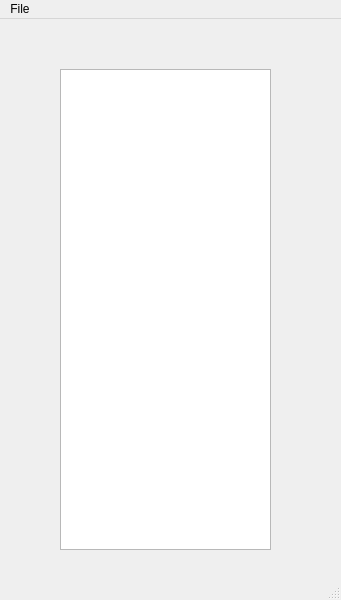
The window that mainwindow.ui (forestgril2/january2022_test) describes before a commit, drawn with Qt 5.
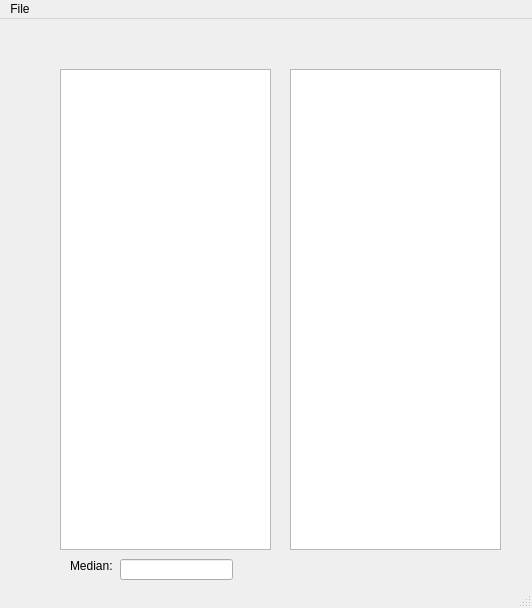
The same window after the commit.

```diff
--- a/mainwindow.ui
+++ b/mainwindow.ui
@@ -6,8 +6,8 @@
    <rect>
     <x>0</x>
     <y>0</y>
-    <width>341</width>
-    <height>600</height>
+    <width>532</width>
+    <height>608</height>
    </rect>
   </property>
   <property name="windowTitle">
@@ -24,13 +24,46 @@
      </rect>
     </property>
    </widget>
+   <widget class="QLabel" name="label">
+    <property name="geometry">
+     <rect>
+      <x>70</x>
+      <y>540</y>
+      <width>47</width>
+      <height>13</height>
+     </rect>
+    </property>
+    <property name="text">
+     <string>Median:</string>
+    </property>
+   </widget>
+   <widget class="QLineEdit" name="lineEdit">
+    <property name="geometry">
+     <rect>
+      <x>120</x>
+      <y>540</y>
+      <width>113</width>
+      <height>21</height>
+     </rect>
+    </property>
+   </widget>
+   <widget class="QListView" name="listView_2">
+    <property name="geometry">
+     <rect>
+      <x>290</x>
+      <y>50</y>
+      <width>211</width>
+      <height>481</height>
+     </rect>
+    </property>
+   </widget>
   </widget>
   <widget class="QMenuBar" name="menubar">
    <property name="geometry">
     <rect>
      <x>0</x>
      <y>0</y>
-     <width>341</width>
+     <width>532</width>
      <height>20</height>
     </rect>
    </property>
```
